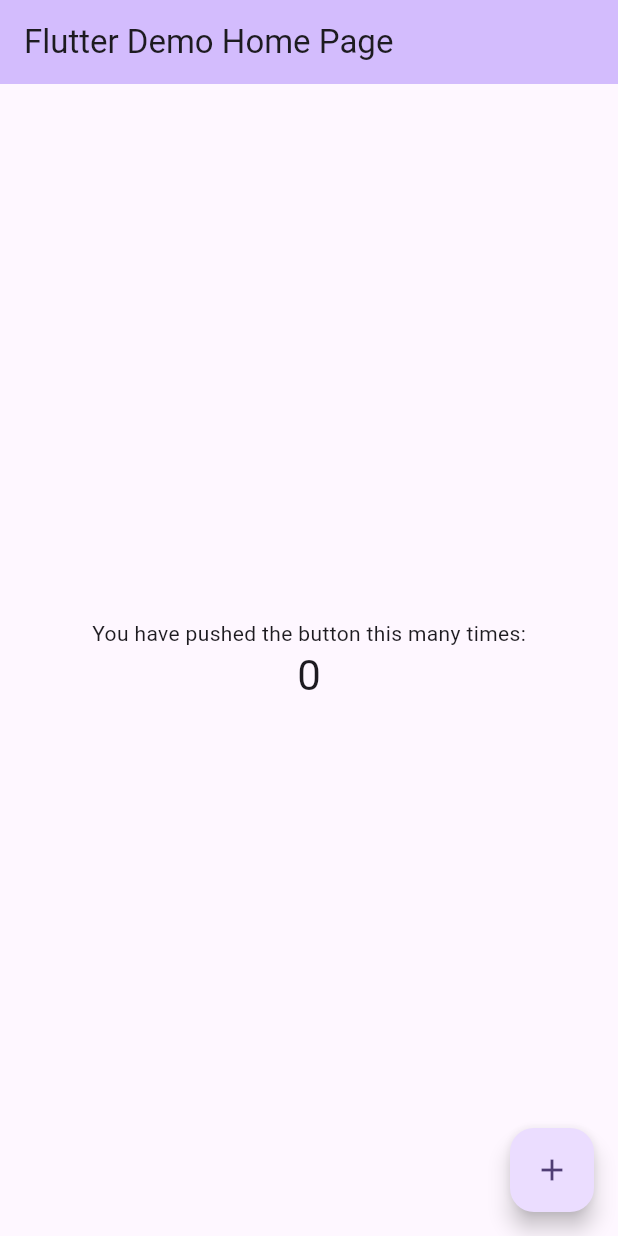
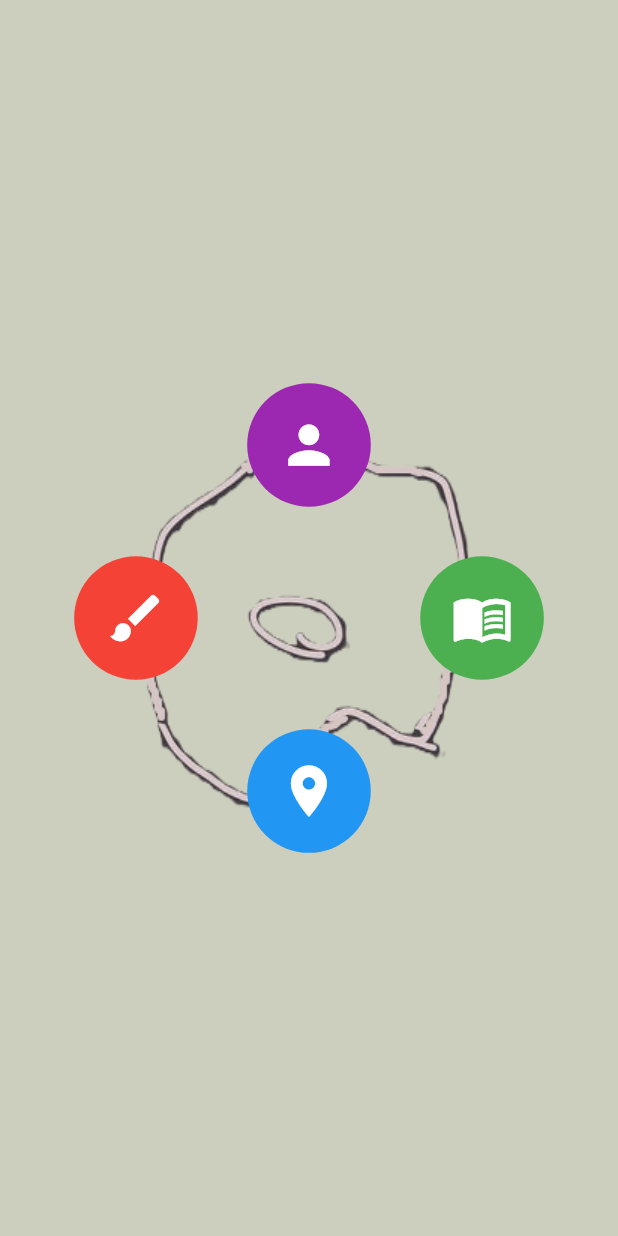
Before and after one commit to FltSv/GalleryFound, a Flutter app: the screen it shows after launch, on a phone screen of 412 x 824 dp. Run offline on Flutter 3.47's test engine with Material 3 defaults, Android fonts, the phone set to English and light mode, and no system bars.

Commit message:
#17 トップ画面の実装

```diff
--- a/mobile/lib/main.dart
+++ b/mobile/lib/main.dart
@@ -1,4 +1,5 @@
 import 'package:flutter/material.dart';
+import 'dart:math';
 
 void main() {
   runApp(const MyApp());
@@ -11,7 +12,7 @@ class MyApp extends StatelessWidget {
   @override
   Widget build(BuildContext context) {
     return MaterialApp(
-      title: 'Flutter Demo',
+      title: 'Gallery Found',
       theme: ThemeData(
         // This is the theme of your application.
         //
@@ -31,95 +32,82 @@ class MyApp extends StatelessWidget {
         colorScheme: ColorScheme.fromSeed(seedColor: Colors.deepPurple),
         useMaterial3: true,
       ),
-      home: const MyHomePage(title: 'Flutter Demo Home Page'),
+      home: const TopPage(),
     );
   }
 }
 
-class MyHomePage extends StatefulWidget {
-  const MyHomePage({super.key, required this.title});
-
-  // This widget is the home page of your application. It is stateful, meaning
-  // that it has a State object (defined below) that contains fields that affect
-  // how it looks.
-
-  // This class is the configuration for the state. It holds the values (in this
-  // case the title) provided by the parent (in this case the App widget) and
-  // used by the build method of the State. Fields in a Widget subclass are
-  // always marked "final".
-
-  final String title;
-
-  @override
-  State<MyHomePage> createState() => _MyHomePageState();
-}
-
-class _MyHomePageState extends State<MyHomePage> {
-  int _counter = 0;
-
-  void _incrementCounter() {
-    setState(() {
-      // This call to setState tells the Flutter framework that something has
-      // changed in this State, which causes it to rerun the build method below
-      // so that the display can reflect the updated values. If we changed
-      // _counter without calling setState(), then the build method would not be
-      // called again, and so nothing would appear to happen.
-      _counter++;
-    });
-  }
+class TopPage extends StatelessWidget {
+  const TopPage({super.key});
 
   @override
   Widget build(BuildContext context) {
-    // This method is rerun every time setState is called, for instance as done
-    // by the _incrementCounter method above.
-    //
-    // The Flutter framework has been optimized to make rerunning build methods
-    // fast, so that you can just rebuild anything that needs updating rather
-    // than having to individually change instances of widgets.
-    return Scaffold(
-      appBar: AppBar(
-        // TRY THIS: Try changing the color here to a specific color (to
-        // Colors.amber, perhaps?) and trigger a hot reload to see the AppBar
-        // change color while the other colors stay the same.
-        backgroundColor: Theme.of(context).colorScheme.inversePrimary,
-        // Here we take the value from the MyHomePage object that was created by
-        // the App.build method, and use it to set our appbar title.
-        title: Text(widget.title),
-      ),
-      body: Center(
-        // Center is a layout widget. It takes a single child and positions it
-        // in the middle of the parent.
-        child: Column(
-          // Column is also a layout widget. It takes a list of children and
-          // arranges them vertically. By default, it sizes itself to fit its
-          // children horizontally, and tries to be as tall as its parent.
-          //
-          // Column has various properties to control how it sizes itself and
-          // how it positions its children. Here we use mainAxisAlignment to
-          // center the children vertically; the main axis here is the vertical
-          // axis because Columns are vertical (the cross axis would be
-          // horizontal).
-          //
-          // TRY THIS: Invoke "debug painting" (choose the "Toggle Debug Paint"
-          // action in the IDE, or press "p" in the console), to see the
-          // wireframe for each widget.
-          mainAxisAlignment: MainAxisAlignment.center,
-          children: <Widget>[
-            const Text(
-              'You have pushed the button this many times:',
-            ),
-            Text(
-              '$_counter',
-              style: Theme.of(context).textTheme.headlineMedium,
-            ),
-          ],
+    final screenSize = MediaQuery.of(context).size;
+    final centerX = screenSize.width / 2;
+    final centerY = screenSize.height / 2;
+    final buttonSize = screenSize.width * 0.1;
+    final radius = screenSize.width * 0.28; // ボタンの配置半径
+
+    //todo ボタン押下時の動作
+    booksFunc() => {};
+    mapFunc() => {};
+    exhibitsFunc() => {};
+    creatorsFunc() => {};
+
+    final List<ButtonProp> props = [
+      ButtonProp(Icons.menu_book, Colors.green, booksFunc),
+      ButtonProp(Icons.location_on, Colors.blue, mapFunc),
+      ButtonProp(Icons.brush, Colors.red, exhibitsFunc),
+      ButtonProp(Icons.person, Colors.purple, creatorsFunc),
+    ];
+
+    return Center(
+      child: Container(
+        alignment: Alignment.center,
+        decoration: const BoxDecoration(
+          color: Color(0x413c4300),
+          image: DecorationImage(
+            image: AssetImage('assets/palette_background.png'),
+          ),
+        ),
+        child: Stack(
+          children: props.asMap().entries.map((entry) {
+            final index = entry.key;
+            final prop = entry.value;
+
+            final angle = (2 * pi * index) / props.length;
+            final x = centerX + radius * cos(angle);
+            final y = centerY + radius * sin(angle);
+
+            return _iconButton(prop, x, y, buttonSize);
+          }).toList(),
         ),
       ),
-      floatingActionButton: FloatingActionButton(
-        onPressed: _incrementCounter,
-        tooltip: 'Increment',
-        child: const Icon(Icons.add),
-      ), // This trailing comma makes auto-formatting nicer for build methods.
+    );
+  }
+
+  Widget _iconButton(ButtonProp prop, double x, double y, double size) {
+    return Positioned(
+      left: x - size,
+      top: y - size,
+      child: IconButton.filled(
+        icon: Icon(prop.icon),
+        iconSize: size,
+        padding: EdgeInsets.all(size * 0.5),
+        style: IconButton.styleFrom(
+          foregroundColor: Colors.white,
+          backgroundColor: prop.color,
+        ),
+        onPressed: prop.onTap,
+      ),
     );
   }
 }
+
+class ButtonProp {
+  final IconData icon;
+  final Color color;
+  final void Function() onTap;
+
+  ButtonProp(this.icon, this.color, this.onTap);
+}
```
Also changed, not shown: mobile/pubspec.yaml (+4 -5 lines), mobile/assets/palette_background.png (added).
